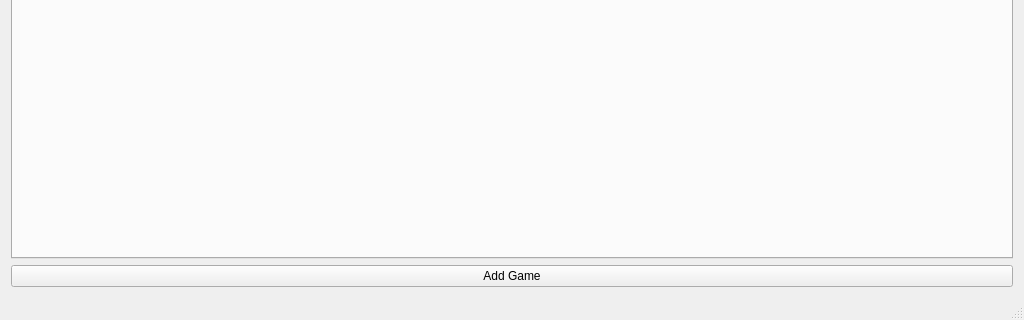
gabrielle95/ICP-Assignment-2019, file gui/mainwindow.ui: the form before one commit; both pictures show x 0 to 1024 and y 448 to 768 of the 1024 by 768 pixel window.
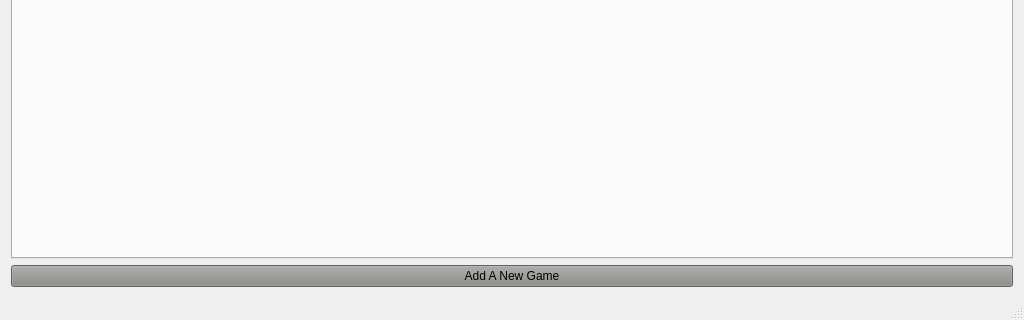
The form after the commit.

Commit message: added missing  gui elements

Patch:
```diff
--- a/gui/mainwindow.ui
+++ b/gui/mainwindow.ui
@@ -55,8 +55,11 @@
     </item>
     <item>
      <widget class="QPushButton" name="addtab_btn">
+      <property name="styleSheet">
+       <string notr="true">background-color: rgb(136, 138, 133);</string>
+      </property>
       <property name="text">
-       <string>Add Game</string>
+       <string>Add A New Game</string>
       </property>
      </widget>
     </item>
```
The commit also changes 7 other files.
